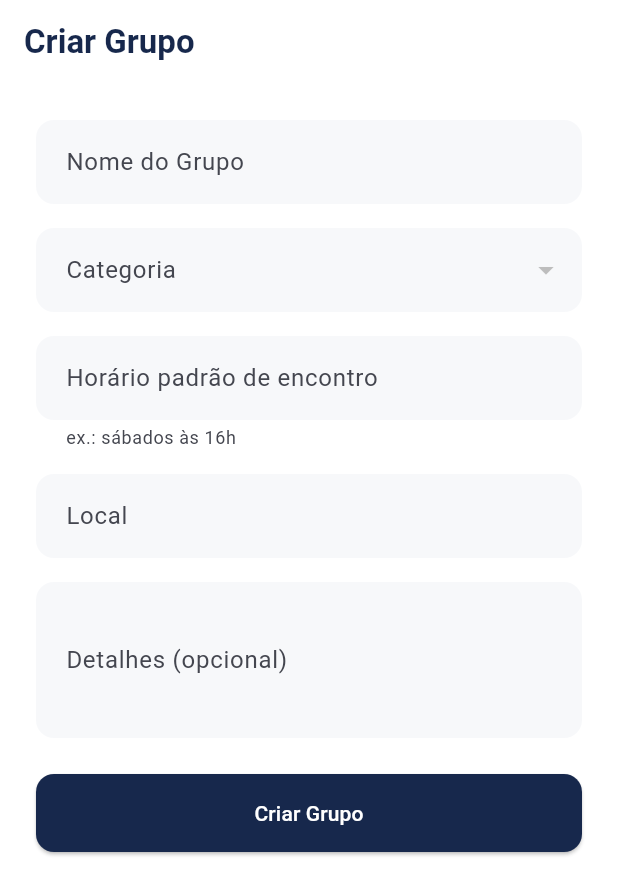
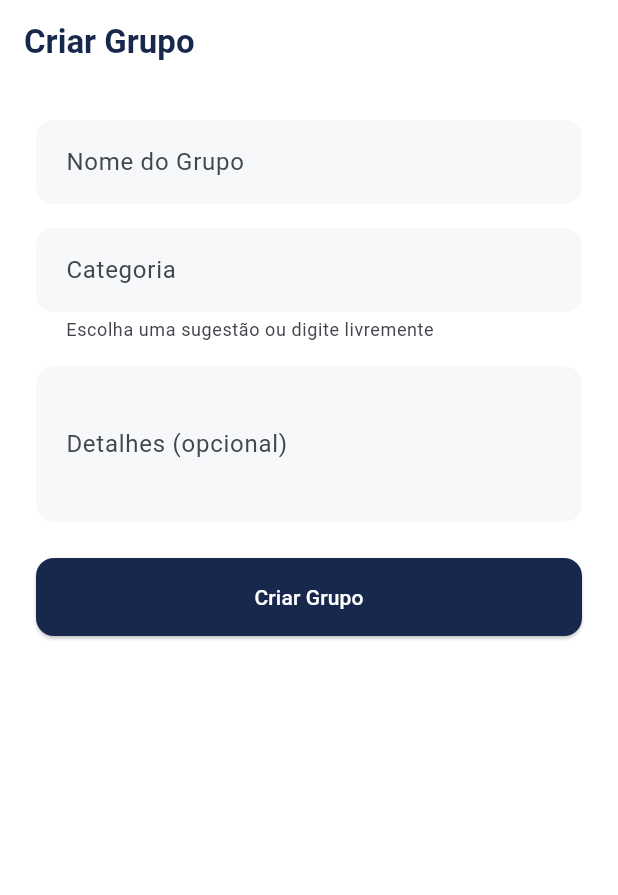
Before and after one commit to JDaniielC/iasd-conecta, a Flutter app: the CriarGrupoPage screen opened by its route, on a phone screen of 412 x 824 dp. Shown: the top 895 px of the screen. Run offline on Flutter 3.47's test engine with Material 3 defaults, Android fonts, the phone set to English and light mode, and no system bars; our stand-ins replace flutter_dotenv, flutter_riverpod, go_router, supabase_flutter; accounts and stored records are empty; network calls fail; statements that could not run were skipped.

Commit message:
feat(grupos): horário e local do Grupo viram opcionais
Quem tem data, hora e local concretos é a Ação. O Grupo é o ministério/time
em si, e exigir horário fixo dele obrigava o usuário a inventar um valor no
cadastro. Passam a aceitar null, no banco e no modelo.

`Grupo` também ganha `createdAt`, que a listagem usa pra ordenar.

Co-Authored-By: Claude Opus 5 (1M context) <noreply@anthropic.com>

```diff
--- a/lib/features/grupo/data/grupo_repository.dart
+++ b/lib/features/grupo/data/grupo_repository.dart
@@ -46,15 +46,11 @@ class GrupoRepository {
     String id, {
     String? nome,
     String? categoria,
-    String? horario,
-    String? local,
     String? detalhes,
   }) async {
     final valores = <String, dynamic>{
       if (nome != null) 'nome': nome.trim(),
       if (categoria != null) 'categoria': categoria.trim(),
-      if (horario != null) 'horario': horario.trim(),
-      if (local != null) 'local': local.trim(),
       if (detalhes != null) 'detalhes': detalhes.trim().isEmpty ? null : detalhes.trim(),
     };
     if (valores.isEmpty) return;
--- a/lib/features/grupo/domain/grupo.dart
+++ b/lib/features/grupo/domain/grupo.dart
@@ -6,22 +6,18 @@ class NovoGrupo {
   const NovoGrupo({
     required this.nome,
     required this.categoria,
-    required this.horario,
-    required this.local,
+    this.horario,
+    this.local,
     this.detalhes,
   });
 
   final String nome;
   final String categoria;
-  final String horario;
-  final String local;
+  final String? horario;
+  final String? local;
   final String? detalhes;
 
-  bool get prontoParaEnviar =>
-      nome.trim().isNotEmpty &&
-      categoria.trim().isNotEmpty &&
-      horario.trim().isNotEmpty &&
-      local.trim().isNotEmpty;
+  bool get prontoParaEnviar => nome.trim().isNotEmpty && categoria.trim().isNotEmpty;
 
   Map<String, dynamic> toInsertMap({
     required String donoId,
@@ -30,8 +26,8 @@ class NovoGrupo {
     return {
       'nome': nome.trim(),
       'categoria': categoria.trim(),
-      'horario': horario.trim(),
-      'local': local.trim(),
+      'horario': (horario?.trim().isEmpty ?? true) ? null : horario!.trim(),
+      'local': (local?.trim().isEmpty ?? true) ? null : local!.trim(),
       'detalhes': (detalhes?.trim().isEmpty ?? true) ? null : detalhes!.trim(),
       'dono_id': donoId,
       'igreja_id': igrejaId,
@@ -44,9 +40,10 @@ class Grupo {
     required this.id,
     required this.nome,
     required this.categoria,
-    required this.horario,
-    required this.local,
     required this.donoId,
+    required this.createdAt,
+    this.horario,
+    this.local,
     this.detalhes,
     this.igrejaId,
   });
@@ -54,11 +51,12 @@ class Grupo {
   final String id;
   final String nome;
   final String categoria;
-  final String horario;
-  final String local;
+  final String? horario;
+  final String? local;
   final String? detalhes;
   final String? igrejaId;
   final String donoId;
+  final DateTime createdAt;
 
   bool souDono(String? usuarioAtualId) => usuarioAtualId != null && usuarioAtualId == donoId;
 
@@ -67,11 +65,12 @@ class Grupo {
       id: map['id'] as String,
       nome: map['nome'] as String,
       categoria: map['categoria'] as String,
-      horario: map['horario'] as String,
-      local: map['local'] as String,
+      horario: map['horario'] as String?,
+      local: map['local'] as String?,
       detalhes: map['detalhes'] as String?,
       igrejaId: map['igreja_id'] as String?,
       donoId: map['dono_id'] as String,
+      createdAt: DateTime.parse(map['created_at'] as String),
     );
   }
 }
--- a/lib/features/grupo/presentation/criar_grupo_page.dart
+++ b/lib/features/grupo/presentation/criar_grupo_page.dart
@@ -18,37 +18,33 @@ class CriarGrupoPage extends ConsumerStatefulWidget {
 class _CriarGrupoPageState extends ConsumerState<CriarGrupoPage> {
   final _formKey = GlobalKey<FormState>();
   final _nomeController = TextEditingController();
-  final _horarioController = TextEditingController();
-  final _localController = TextEditingController();
+  final _categoriaController = TextEditingController();
+  final _categoriaFocusNode = FocusNode();
   final _detalhesController = TextEditingController();
-  String? _categoria;
   bool _enviando = false;
   String? _erro;
 
   @override
   void dispose() {
     _nomeController.dispose();
-    _horarioController.dispose();
-    _localController.dispose();
+    _categoriaController.dispose();
+    _categoriaFocusNode.dispose();
     _detalhesController.dispose();
     super.dispose();
   }
 
-  NovoGrupo? get _grupoAtual {
-    if (_categoria == null) return null;
+  NovoGrupo get _grupoAtual {
     return NovoGrupo(
       nome: _nomeController.text,
-      categoria: _categoria!,
-      horario: _horarioController.text,
-      local: _localController.text,
+      categoria: _categoriaController.text,
       detalhes: _detalhesController.text,
     );
   }
 
   Future<void> _criar() async {
     final grupo = _grupoAtual;
-    if (_formKey.currentState?.validate() != true || grupo == null || !grupo.prontoParaEnviar) {
-      setState(() => _erro = 'Preencha nome, Categoria, horário e local.');
+    if (_formKey.currentState?.validate() != true || !grupo.prontoParaEnviar) {
+      setState(() => _erro = 'Preencha nome e Categoria.');
       return;
     }
     setState(() {
@@ -86,32 +82,59 @@ class _CriarGrupoPageState extends ConsumerState<CriarGrupoPage> {
               ),
               const SizedBox(height: AppSpacing.md),
               categoriasAsync.when(
-                data: (categorias) => DropdownButtonFormField<String>(
-                  initialValue: _categoria,
-                  decoration: const InputDecoration(labelText: 'Categoria'),
-                  items: categorias
-                      .map((c) => DropdownMenuItem(value: c.nome, child: Text(c.nome)))
-                      .toList(),
-                  onChanged: (v) => setState(() => _categoria = v),
-                  validator: (v) => (v == null || v.isEmpty) ? 'Escolha uma Categoria' : null,
+                data: (categorias) => RawAutocomplete<String>(
+                  textEditingController: _categoriaController,
+                  focusNode: _categoriaFocusNode,
+                  optionsBuilder: (value) {
+                    if (value.text.trim().isEmpty) {
+                      return categorias.map((c) => c.nome);
+                    }
+                    return categorias
+                        .map((c) => c.nome)
+                        .where((nome) => nome.toLowerCase().contains(value.text.toLowerCase()));
+                  },
+                  fieldViewBuilder: (context, controller, focusNode, onSubmitted) {
+                    return TextFormField(
+                      controller: controller,
+                      focusNode: focusNode,
+                      decoration: const InputDecoration(
+                        labelText: 'Categoria',
+                        helperText: 'Escolha uma sugestão ou digite livremente',
+                      ),
+                      validator: (v) =>
+                          (v == null || v.trim().isEmpty) ? 'Informe uma Categoria' : null,
+                    );
+                  },
+                  optionsViewBuilder: (context, onSelected, options) {
+                    return Align(
+                      alignment: Alignment.topLeft,
+                      child: Material(
+                        elevation: 4,
+                        child: ConstrainedBox(
+                          constraints: const BoxConstraints(maxHeight: 200),
+                          child: ListView(
+                            shrinkWrap: true,
+                            children: options
+                                .map(
+                                  (nome) => ListTile(
+                                    title: Text(nome),
+                                    onTap: () => onSelected(nome),
+                                  ),
+                                )
+                                .toList(),
+                          ),
+                        ),
+                      ),
+                    );
+                  },
                 ),
                 loading: () => const LinearProgressIndicator(),
-                error: (_, _) => const Text('Não deu pra carregar as categorias agora.'),
-              ),
-              const SizedBox(height: AppSpacing.md),
-              TextFormField(
-                controller: _horarioController,
-                decoration: const InputDecoration(
-                  labelText: 'Horário padrão de encontro',
-                  helperText: 'ex.: sábados às 16h',
+                error: (_, _) => TextFormField(
+                  controller: _categoriaController,
+                  decoration: const InputDecoration(labelText: 'Categoria'),
+                  validator: (v) =>
+                      (v == null || v.trim().isEmpty) ? 'Informe uma Categoria' : null,
                 ),
-                validator: (v) => (v == null || v.trim().isEmpty) ? 'Informe o horário' : null,
-              ),
-              const SizedBox(height: AppSpacing.md),
-              TextFormField(
-                controller: _localController,
-                decoration: const InputDecoration(labelText: 'Local'),
-                validator: (v) => (v == null || v.trim().isEmpty) ? 'Informe o local' : null,
               ),
               const SizedBox(height: AppSpacing.md),
               TextFormField(
--- a/lib/features/grupo/presentation/detalhe_grupo_page.dart
+++ b/lib/features/grupo/presentation/detalhe_grupo_page.dart
@@ -84,9 +84,11 @@ class DetalheGrupoPage extends ConsumerWidget {
                 ),
                 const SizedBox(height: AppSpacing.sm),
                 Text(grupo.categoria),
-                const SizedBox(height: AppSpacing.md),
-                Text('Horário: ${grupo.horario}'),
-                Text('Local: ${grupo.local}'),
+                if (grupo.horario != null || grupo.local != null) ...[
+                  const SizedBox(height: AppSpacing.md),
+                  if (grupo.horario != null) Text('Horário: ${grupo.horario}'),
+                  if (grupo.local != null) Text('Local: ${grupo.local}'),
+                ],
                 if (grupo.detalhes != null) ...[
                   const SizedBox(height: AppSpacing.md),
                   Text(grupo.detalhes!),
--- a/lib/features/grupo/presentation/editar_grupo_page.dart
+++ b/lib/features/grupo/presentation/editar_grupo_page.dart
@@ -20,8 +20,6 @@ class EditarGrupoPage extends ConsumerStatefulWidget {
 
 class _EditarGrupoPageState extends ConsumerState<EditarGrupoPage> {
   final _nomeController = TextEditingController();
-  final _horarioController = TextEditingController();
-  final _localController = TextEditingController();
   final _detalhesController = TextEditingController();
   bool _carregouCampos = false;
   String? _erro;
@@ -29,8 +27,6 @@ class _EditarGrupoPageState extends ConsumerState<EditarGrupoPage> {
   @override
   void dispose() {
     _nomeController.dispose();
-    _horarioController.dispose();
-    _localController.dispose();
     _detalhesController.dispose();
     super.dispose();
   }
@@ -40,8 +36,6 @@ class _EditarGrupoPageState extends ConsumerState<EditarGrupoPage> {
       await ref.read(grupoRepositoryProvider).editarGrupo(
             widget.grupoId,
             nome: _nomeController.text,
-            horario: _horarioController.text,
-            local: _localController.text,
             detalhes: _detalhesController.text,
           );
       ref.invalidate(grupoProvider(widget.grupoId));
@@ -86,8 +80,6 @@ class _EditarGrupoPageState extends ConsumerState<EditarGrupoPage> {
           }
           if (!_carregouCampos) {
             _nomeController.text = grupo.nome;
-            _horarioController.text = grupo.horario;
-            _localController.text = grupo.local;
             _detalhesController.text = grupo.detalhes ?? '';
             _carregouCampos = true;
           }
@@ -99,16 +91,6 @@ class _EditarGrupoPageState extends ConsumerState<EditarGrupoPage> {
                 TextFormField(
                   controller: _nomeController,
                   decoration: const InputDecoration(labelText: 'Nome'),
-                ),
-                const SizedBox(height: AppSpacing.md),
-                TextFormField(
-                  controller: _horarioController,
-                  decoration: const InputDecoration(labelText: 'Horário'),
-                ),
-                const SizedBox(height: AppSpacing.md),
-                TextFormField(
-                  controller: _localController,
-                  decoration: const InputDecoration(labelText: 'Local'),
                 ),
                 const SizedBox(height: AppSpacing.md),
                 TextFormField(
```
Also changed, not shown: 8 other files.
